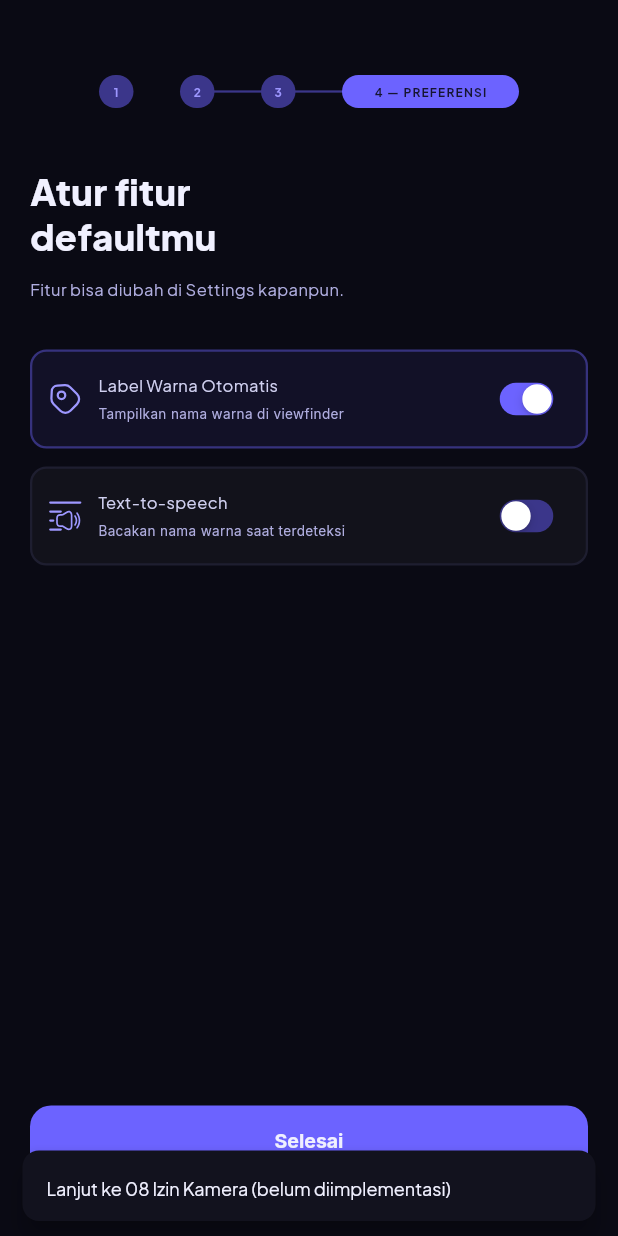
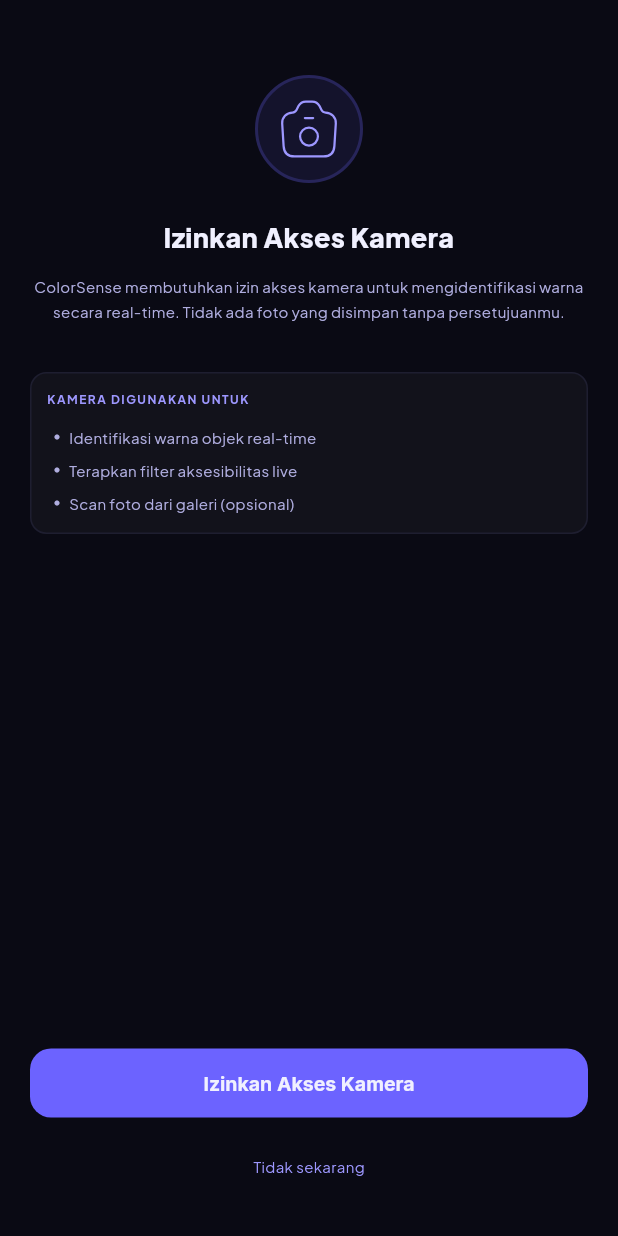
Before and after one commit to Shabrinashsf/colorsense, a Flutter app: the PreferensiScreen screen opened directly, after a tap on "Selesai", on a phone screen of 412 x 824 dp. Run offline on Flutter 3.47's test engine with Material 3 defaults, Android fonts, the light colour scheme and no system bars; our stand-ins replace flutter_riverpod, flutter_svg, google_fonts; project files that could hold a hidden picture were left out.

Commit message:
feat: slicing izin kamera screen

```diff
--- /dev/null
+++ b/lib/screens/onboarding/izin_kamera_screen.dart
@@ -0,0 +1,169 @@
+import 'package:flutter/material.dart';
+import 'package:flutter_svg/flutter_svg.dart';
+import 'package:colorsense/theme/app_theme.dart';
+
+// -----------------------------------------------------------------------------
+// 08 - Izin Kamera  |  Figma node: 6:2
+// -----------------------------------------------------------------------------
+
+class IzinKameraScreen extends StatelessWidget {
+  const IzinKameraScreen({super.key});
+
+  @override
+  Widget build(BuildContext context) {
+    return Scaffold(
+      backgroundColor: AppColors.backgroundPrimary,
+      body: SafeArea(
+        child: Padding(
+          padding: const EdgeInsets.symmetric(
+            horizontal: AppSpacing.screenH,
+            vertical: 20, // slightly less padding for bottom as per Figma
+          ),
+          child: Column(
+            crossAxisAlignment: CrossAxisAlignment.center,
+            children: [
+              const SizedBox(height: 30),
+
+              // ── Camera Icon ─────────────────────────────────────────
+              SizedBox(
+                width: 72,
+                height: 72,
+                child: SvgPicture.asset('assets/icons/ic_camera_circle.svg'),
+              ),
+
+              const SizedBox(height: 24),
+
+              // ── Headline ─────────────────────────────────────────────
+              Text(
+                'Izinkan Akses Kamera',
+                textAlign: TextAlign.center,
+                style: AppTextStyles.headlineLarge.copyWith(
+                  fontSize: 18,
+                ),
+              ),
+
+              const SizedBox(height: 12),
+
+              // ── Sub-headline ─────────────────────────────────────────
+              Text(
+                'ColorSense membutuhkan izin akses kamera untuk mengidentifikasi warna secara real-time. Tidak ada foto yang disimpan tanpa persetujuanmu.',
+                textAlign: TextAlign.center,
+                style: AppTextStyles.bodyMedium.copyWith(
+                  fontSize: 10,
+                  height: 17 / 10,
+                  color: const Color(0xFFAFADDF),
+                ),
+              ),
+
+              const SizedBox(height: 32),
+
+              // ── Info Box ─────────────────────────────────────────────
+              Container(
+                width: double.infinity,
+                padding: const EdgeInsets.only(
+                  left: 10,
+                  right: 10, // keeping some right padding
+                  top: 10,
+                  bottom: 11,
+                ),
+                decoration: BoxDecoration(
+                  color: AppColors.surfaceSecondary,
+                  border: Border.all(color: const Color(0xFF1E1E30)),
+                  borderRadius: BorderRadius.circular(11),
+                ),
+                child: Column(
+                  crossAxisAlignment: CrossAxisAlignment.start,
+                  children: [
+                    Text(
+                      'KAMERA DIGUNAKAN UNTUK',
+                      style: AppTextStyles.labelXSmall.copyWith(
+                        color: const Color(0xFF9D97FF),
+                        letterSpacing: 1,
+                        fontSize: 8,
+                      ),
+                    ),
+                    const SizedBox(height: 12),
+                    _buildBulletPoint('Identifikasi warna objek real-time'),
+                    _buildBulletPoint('Terapkan filter aksesibilitas live'),
+                    _buildBulletPoint('Scan foto dari galeri (opsional)', isLast: true),
+                  ],
+                ),
+              ),
+
+              const Spacer(),
+
+              // ── Primary Button ───────────────────────────────────────
+              SizedBox(
+                width: double.infinity,
+                child: ElevatedButton(
+                  onPressed: () {
+                    // TODO: Request camera permission then Navigate to 09/10 - Home Dashboard
+                    ScaffoldMessenger.of(context).showSnackBar(
+                      const SnackBar(
+                        content: Text('Lanjut ke Home Dashboard (belum diimplementasi)'),
+                      ),
+                    );
+                  },
+                  child: const Text('Izinkan Akses Kamera'),
+                ),
+              ),
+
+              const SizedBox(height: 16),
+
+              // ── Text Button ──────────────────────────────────────────
+              GestureDetector(
+                onTap: () {
+                  // TODO: Handle rejection then Navigate to 09/10 - Home Dashboard
+                  ScaffoldMessenger.of(context).showSnackBar(
+                    const SnackBar(
+                      content: Text('Lanjut ke Home Dashboard (belum diimplementasi)'),
+                    ),
+                  );
+                },
+                child: Padding(
+                  padding: const EdgeInsets.symmetric(vertical: 8.0),
+                  child: Text(
+                    'Tidak sekarang',
+                    style: AppTextStyles.bodyMedium.copyWith(
+                      fontSize: 10,
+                      color: const Color(0xFF9D97FF),
+                    ),
+                  ),
+                ),
+              ),
+              const SizedBox(height: 10),
+            ],
+          ),
+        ),
+      ),
+    );
+  }
+
+  Widget _buildBulletPoint(String text, {bool isLast = false}) {
+    return Padding(
+      padding: EdgeInsets.only(bottom: isLast ? 0 : 6),
+      child: Row(
+        crossAxisAlignment: CrossAxisAlignment.start,
+        children: [
+          const Padding(
+            padding: EdgeInsets.only(top: 5, right: 6, left: 5),
+            child: Icon(
+              Icons.circle,
+              size: 4,
+              color: Color(0xFFAFADDF),
+            ),
+          ),
+          Expanded(
+            child: Text(
+              text,
+              style: AppTextStyles.bodyMedium.copyWith(
+                fontSize: 10,
+                color: const Color(0xFFAFADDF),
+              ),
+            ),
+          ),
+        ],
+      ),
+    );
+  }
+}
--- a/lib/screens/onboarding/preferensi_screen.dart
+++ b/lib/screens/onboarding/preferensi_screen.dart
@@ -4,6 +4,7 @@
 
 import 'package:colorsense/theme/app_theme.dart';
 import 'package:colorsense/widgets/step_indicator.dart';
+import 'package:colorsense/screens/onboarding/izin_kamera_screen.dart';
 
 // -----------------------------------------------------------------------------
 // 07 - Preferensi  |  Figma node: 4:154
@@ -123,10 +124,10 @@
                       return;
                     }
 
-                    // TODO: Navigate to 08 - Izin Kamera
-                    ScaffoldMessenger.of(context).showSnackBar(
-                      const SnackBar(
-                        content: Text('Lanjut ke 08 Izin Kamera (belum diimplementasi)'),
+                    // Navigate to 08 - Izin Kamera
+                    Navigator.of(context).push(
+                      MaterialPageRoute(
+                        builder: (_) => const IzinKameraScreen(),
                       ),
                     );
                   },
```
Also changed, not shown: assets/icons/ic_camera_circle.svg (added).
